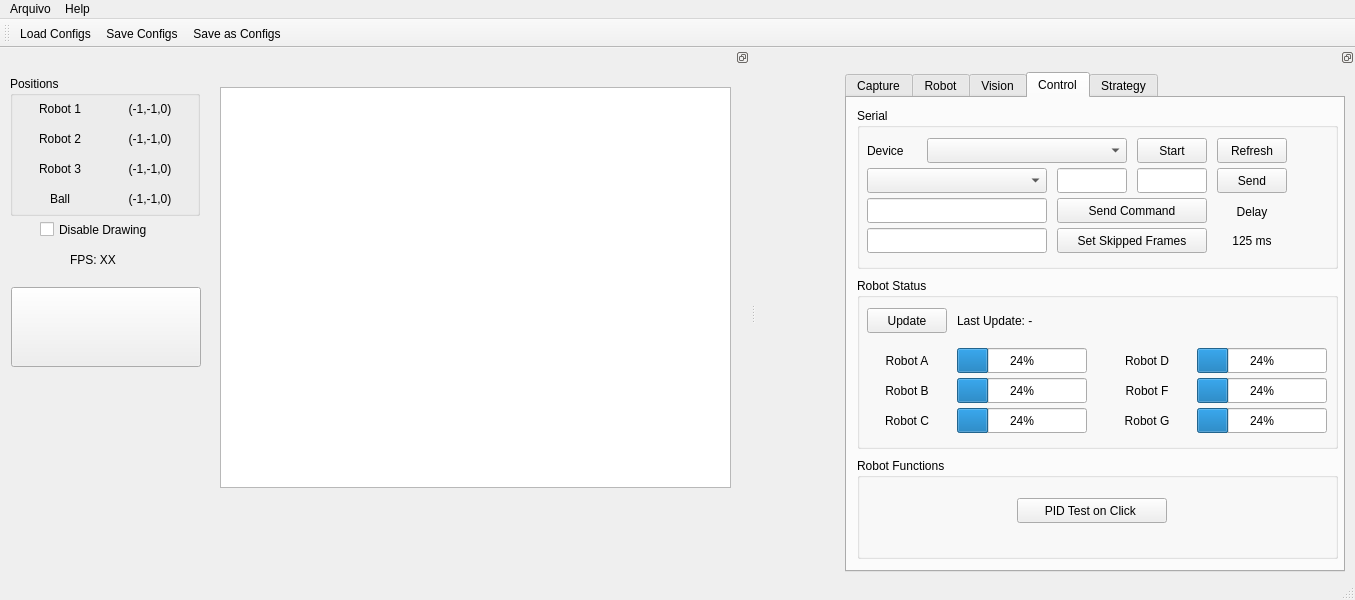
Qt form interface/mainwindow.ui (PEQUI-MEC/PY-VSSS-INF) before a commit.
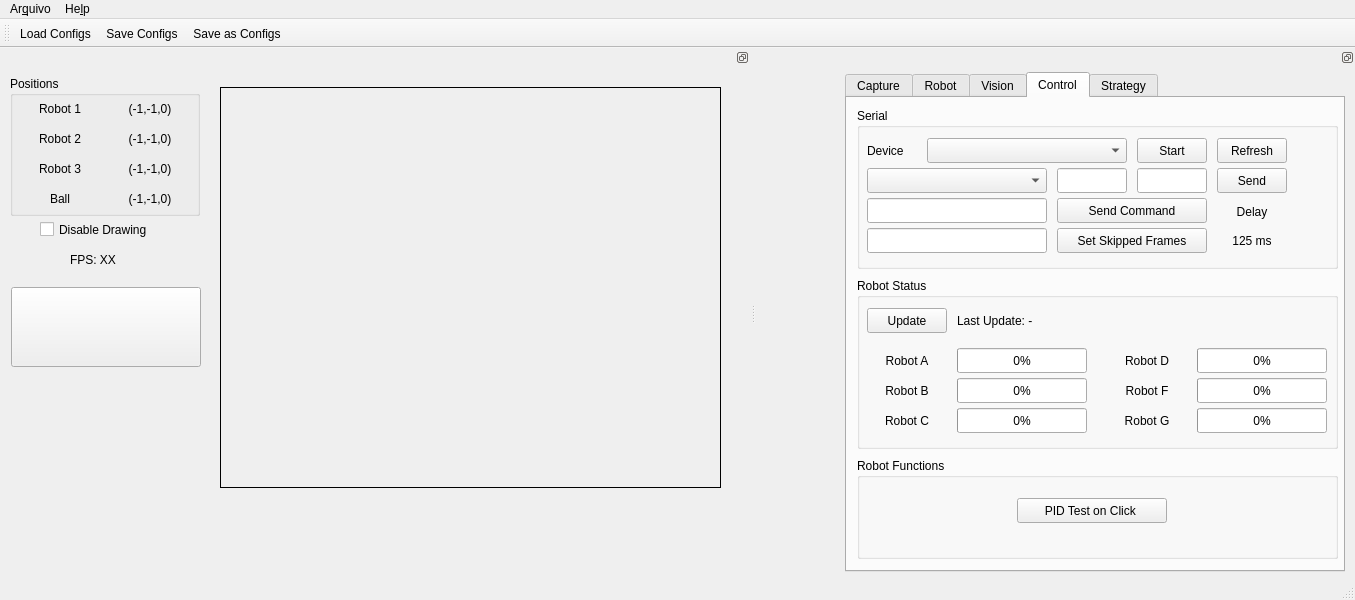
The same form after that commit. The open tabs and pages were chosen to show the change. Icons and pictures are not drawn.

Commit message:
Atualização - mainwindow
Atualização do arquivo "mainwindow.ui", para que seja feita a visualização da imagem.

The edit to the form file:
```diff
--- a/interface/mainwindow.ui
+++ b/interface/mainwindow.ui
@@ -56,7 +56,7 @@
    </property>
    <widget class="QMenu" name="menuBarArquivo">
     <property name="title">
-     <string>Arquivo</string>
+     <string>Ar&amp;quivo</string>
     </property>
     <addaction name="separator"/>
     <addaction name="actionLoadConfigs"/>
@@ -67,7 +67,7 @@
    </widget>
    <widget class="QMenu" name="menuHelp">
     <property name="title">
-     <string>Help</string>
+     <string>He&amp;lp</string>
     </property>
     <addaction name="actionRulesVSSS"/>
     <addaction name="separator"/>
@@ -6990,7 +6990,7 @@
          </size>
         </property>
         <property name="value">
-         <number>24</number>
+         <number>0</number>
         </property>
        </widget>
        <widget class="QLabel" name="labelControlRobotStatusRobotB">
@@ -7043,7 +7043,7 @@
          </size>
         </property>
         <property name="value">
-         <number>24</number>
+         <number>0</number>
         </property>
        </widget>
        <widget class="QLabel" name="labelControlRobotStatusRobotC">
@@ -7096,7 +7096,7 @@
          </size>
         </property>
         <property name="value">
-         <number>24</number>
+         <number>0</number>
         </property>
        </widget>
        <widget class="QLabel" name="labelControlRobotStatusRobotD">
@@ -7149,7 +7149,7 @@
          </size>
         </property>
         <property name="value">
-         <number>24</number>
+         <number>0</number>
         </property>
        </widget>
        <widget class="QProgressBar" name="progressBarControlRobotStatusRobotG">
@@ -7174,7 +7174,7 @@
          </size>
         </property>
         <property name="value">
-         <number>24</number>
+         <number>0</number>
         </property>
        </widget>
        <widget class="QLabel" name="labelControlRobotStatusRobotG">
@@ -7255,7 +7255,7 @@
          </size>
         </property>
         <property name="value">
-         <number>24</number>
+         <number>0</number>
         </property>
        </widget>
       </widget>
@@ -7916,7 +7916,7 @@
    <property name="minimumSize">
     <size>
      <width>750</width>
-     <height>470</height>
+     <height>500</height>
     </size>
    </property>
    <property name="maximumSize">
@@ -8234,22 +8234,6 @@
       <string>FPS: XX</string>
      </property>
     </widget>
-    <widget class="QGraphicsView" name="graphicsViewVideoViewVideo">
-     <property name="geometry">
-      <rect>
-       <x>220</x>
-       <y>20</y>
-       <width>511</width>
-       <height>401</height>
-      </rect>
-     </property>
-     <property name="sizePolicy">
-      <sizepolicy hsizetype="Maximum" vsizetype="Maximum">
-       <horstretch>0</horstretch>
-       <verstretch>0</verstretch>
-      </sizepolicy>
-     </property>
-    </widget>
     <widget class="QPushButton" name="pushButtonVideoViewStart">
      <property name="geometry">
       <rect>
@@ -8279,6 +8263,22 @@
       </size>
      </property>
     </widget>
+    <widget class="QLabel" name="graphicsViewVideoViewVideo">
+     <property name="geometry">
+      <rect>
+       <x>220</x>
+       <y>20</y>
+       <width>501</width>
+       <height>401</height>
+      </rect>
+     </property>
+     <property name="frameShape">
+      <enum>QFrame::Box</enum>
+     </property>
+     <property name="text">
+      <string/>
+     </property>
+    </widget>
    </widget>
   </widget>
   <action name="actionLoadConfigs">
```
Left out of the diff: 28 changed lines with no effect on the pictures.
